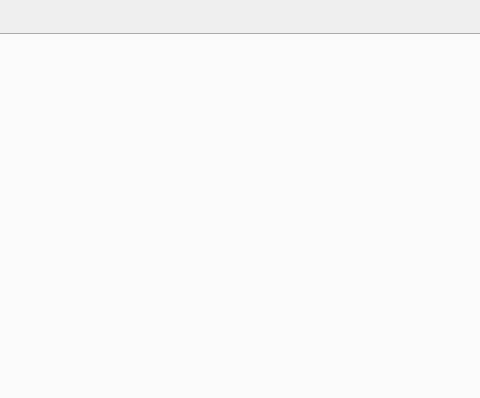
Qt form mainwindow.ui (ramxv/NodeStock) before a commit; both pictures show x 194 to 674 and y 0 to 398 of the 1209 by 652 pixel window.
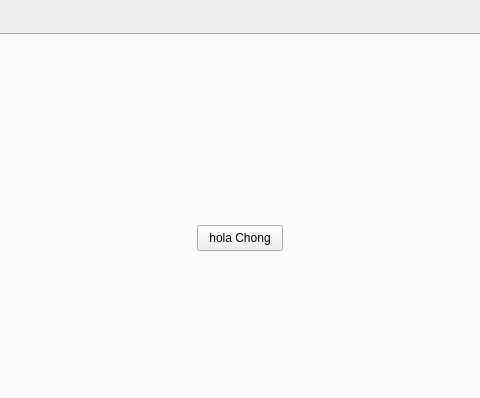
The same form after that commit.

Diff of the .ui file:
```diff
--- a/mainwindow.ui
+++ b/mainwindow.ui
@@ -40,6 +40,19 @@
          <string>hola</string>
         </property>
        </widget>
+       <widget class="QPushButton" name="pushButton">
+        <property name="geometry">
+         <rect>
+          <x>380</x>
+          <y>190</y>
+          <width>86</width>
+          <height>26</height>
+         </rect>
+        </property>
+        <property name="text">
+         <string>hola Chong</string>
+        </property>
+       </widget>
       </widget>
       <widget class="QWidget" name="tab_2">
        <attribute name="title">
```
